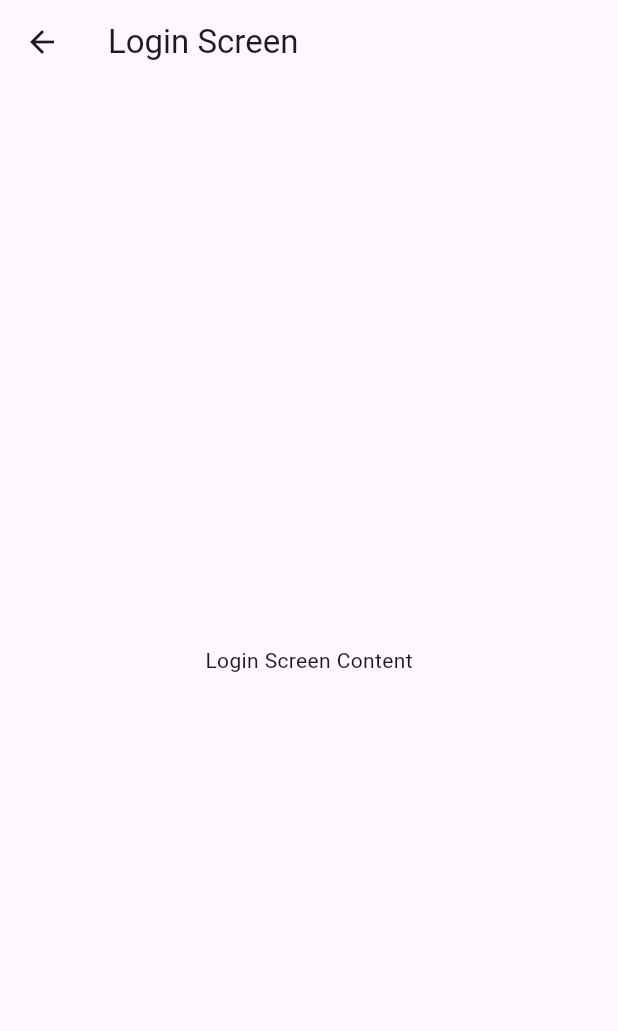
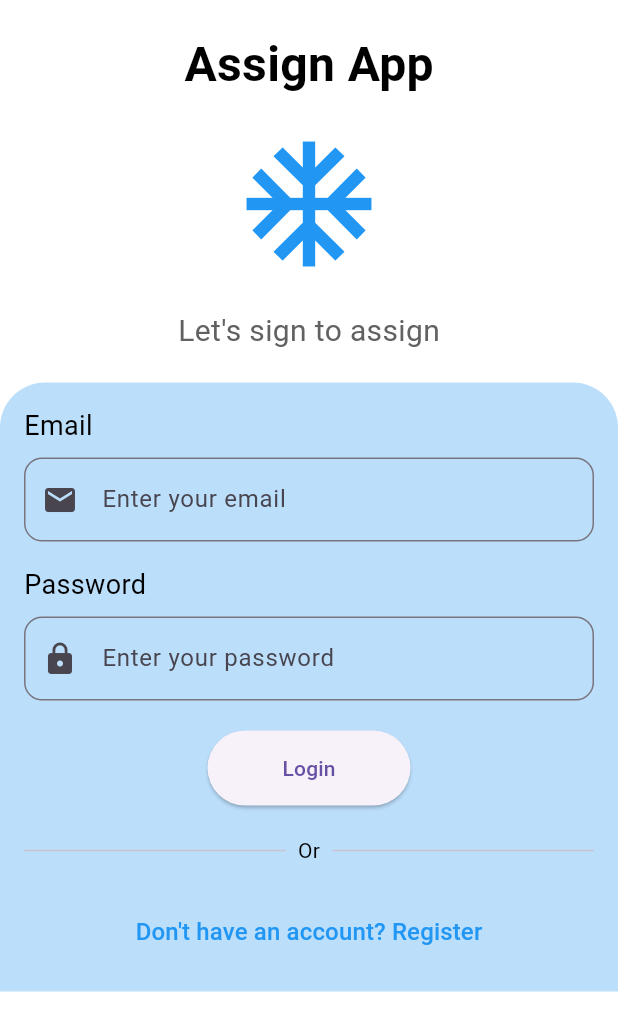
Before and after one commit to Ranjeet-K-Balobal/assign_app, a Flutter app: the LoginScreen screen opened by its route, on a phone screen of 412 x 824 dp. Shown: the top 1031 px of the screen. Run offline on Flutter 3.47's test engine with Material 3 defaults, Android fonts, the phone set to English and light mode, and no system bars; our stand-ins replace flutter_datetime_picker_plus; statements that could not run were skipped.

Commit message:
commit 2

```diff
--- a/lib/controllers/auth_controller.dart
+++ b/lib/controllers/auth_controller.dart
@@ -1,7 +1,8 @@
 import 'package:http/http.dart' as http;
 import 'package:flutter/material.dart';
-import 'package:assign_app/models/user_model.dart';
 import 'dart:convert';
+
+import '../models/user_models.dart';
 
 class AuthController {
   final String registerUrl = 'http://13.127.246.196:8000/api/registers/';
--- /dev/null
+++ b/lib/controllers/splash_controller.dart
@@ -0,0 +1,10 @@
+// lib/controllers/splash_controller.dart
+
+import 'package:flutter/material.dart';
+
+class SplashController extends ChangeNotifier {
+  Future<void> startSplashTimer(BuildContext context) async {
+    await Future.delayed(Duration(seconds: 3)); // Simulate a delay
+    Navigator.pushReplacementNamed(context, '/home'); // Navigate to home screen after delay
+  }
+}
--- /dev/null
+++ b/lib/screens/login_screen.dart
@@ -0,0 +1,139 @@
+// lib/screens/login_screen.dart
+
+import 'package:flutter/material.dart';
+
+class LoginScreen extends StatelessWidget {
+  @override
+  Widget build(BuildContext context) {
+    return Scaffold(
+      backgroundColor: Colors.white,
+      body: SafeArea(
+        child: SingleChildScrollView(  // Add SingleChildScrollView to handle overflow
+          child: Column(
+            crossAxisAlignment: CrossAxisAlignment.center,
+            children: [
+              SizedBox(height: 20),
+              Text(
+                'Assign App',
+                style: TextStyle(
+                  fontSize: 32,
+                  fontWeight: FontWeight.bold,
+                  color: Colors.black,
+                ),
+              ),
+              SizedBox(height: 20),
+              Icon(
+                Icons.ac_unit, // Replace with your desired icon
+                size: 100,
+                color: Colors.blue,
+              ),
+              SizedBox(height: 20),
+              Text(
+                "Let's sign to assign",
+                style: TextStyle(
+                  fontSize: 20,
+                  color: Colors.grey[700],
+                ),
+              ),
+              SizedBox(height: 20),
+              Container(
+                padding: EdgeInsets.all(16),
+                decoration: BoxDecoration(
+                  color: Colors.blue[100],
+                  borderRadius: BorderRadius.vertical(
+                    top: Radius.circular(30),
+                  ),
+                ),
+                child: Column(
+                  crossAxisAlignment: CrossAxisAlignment.start,
+                  children: [
+                    Text(
+                      'Email',
+                      style: TextStyle(
+                        fontSize: 18,
+                        color: Colors.black,
+                      ),
+                    ),
+                    SizedBox(height: 8),
+                    TextField(
+                      decoration: InputDecoration(
+                        prefixIcon: Icon(Icons.email),
+                        border: OutlineInputBorder(
+                          borderRadius: BorderRadius.circular(12),
+                        ),
+                        hintText: 'Enter your email',
+                      ),
+                    ),
+                    SizedBox(height: 16),
+                    Text(
+                      'Password',
+                      style: TextStyle(
+                        fontSize: 18,
+                        color: Colors.black,
+                      ),
+                    ),
+                    SizedBox(height: 8),
+                    TextField(
+                      obscureText: true,
+                      decoration: InputDecoration(
+                        prefixIcon: Icon(Icons.lock),
+                        border: OutlineInputBorder(
+                          borderRadius: BorderRadius.circular(12),
+                        ),
+                        hintText: 'Enter your password',
+                      ),
+                    ),
+                    SizedBox(height: 20),
+                    Center(
+                      child: ElevatedButton(
+                        onPressed: () {
+                          // Implement your login logic here
+                        },
+                        child: Text('Login'),
+                        style: ElevatedButton.styleFrom(
+                          padding: EdgeInsets.symmetric(
+                            horizontal: 50,
+                            vertical: 15,
+                          ),
+                        ),
+                      ),
+                    ),
+                    SizedBox(height: 20),
+                    Row(
+                      children: [
+                        Expanded(child: Divider(thickness: 1)),
+                        Padding(
+                          padding: EdgeInsets.symmetric(horizontal: 8),
+                          child: Text(
+                            'Or',
+                            style: TextStyle(color: Colors.black),
+                          ),
+                        ),
+                        Expanded(child: Divider(thickness: 1)),
+                      ],
+                    ),
+                    SizedBox(height: 20),
+                    Center(
+                      child: TextButton(
+                        onPressed: () {
+                          Navigator.pushNamed(context, '/register');
+                        },
+                        child: Text(
+                          "Don't have an account? Register",
+                          style: TextStyle(
+                            color: Colors.blue,
+                            fontSize: 16,
+                          ),
+                        ),
+                      ),
+                    ),
+                  ],
+                ),
+              ),
+            ],
+          ),
+        ),
+      ),
+    );
+  }
+}
--- a/lib/views/home_screen.dart
+++ /dev/null
@@ -1,15 +0,0 @@
-import 'package:flutter/material.dart';
-
-class HomeScreen extends StatelessWidget {
-  @override
-  Widget build(BuildContext context) {
-    return Scaffold(
-      appBar: AppBar(
-        title: Text('Home Screen'),
-      ),
-      body: Center(
-        child: Text('Welcome to Home Screen'),
-      ),
-    );
-  }
-}
--- a/lib/views/login_screen.dart
+++ /dev/null
@@ -1,15 +0,0 @@
-import 'package:flutter/material.dart';
-
-class LoginScreen extends StatelessWidget {
-  @override
-  Widget build(BuildContext context) {
-    return Scaffold(
-      appBar: AppBar(
-        title: Text('Login Screen'),
-      ),
-      body: Center(
-        child: Text('Login Screen Content'),
-      ),
-    );
-  }
-}
--- a/lib/views/register_screen.dart
+++ /dev/null
@@ -1,15 +0,0 @@
-import 'package:flutter/material.dart';
-
-class RegisterScreen extends StatelessWidget {
-  @override
-  Widget build(BuildContext context) {
-    return Scaffold(
-      appBar: AppBar(
-        title: Text('Register'),
-      ),
-      body: Center(
-        child: Text('Register Screen'),
-      ),
-    );
-  }
-}
--- a/pubspec.yaml
+++ b/pubspec.yaml
@@ -32,6 +32,7 @@ dependencies:
     sdk: flutter
   provider: ^6.1.2
   http: ^1.2.2
+  flutter_datetime_picker_plus : ^2.2.0
 
   # The following adds the Cupertino Icons font to your application.
   # Use with the CupertinoIcons class for iOS style icons.
```
Also changed, not shown: lib/main.dart (+19 -7 lines), lib/screens/home_screen.dart (added, +31 -0 lines), lib/screens/register_screen.dart (added, +303 -0 lines), lib/screens/splash_screen.dart (added, +80 -0 lines), lib/services/api_service.dart (added, +23 -0 lines), lib/services/auth_service.dart (added, +32 -0 lines), assets/images/login.png (added), pubspec.lock, 1 other file.
